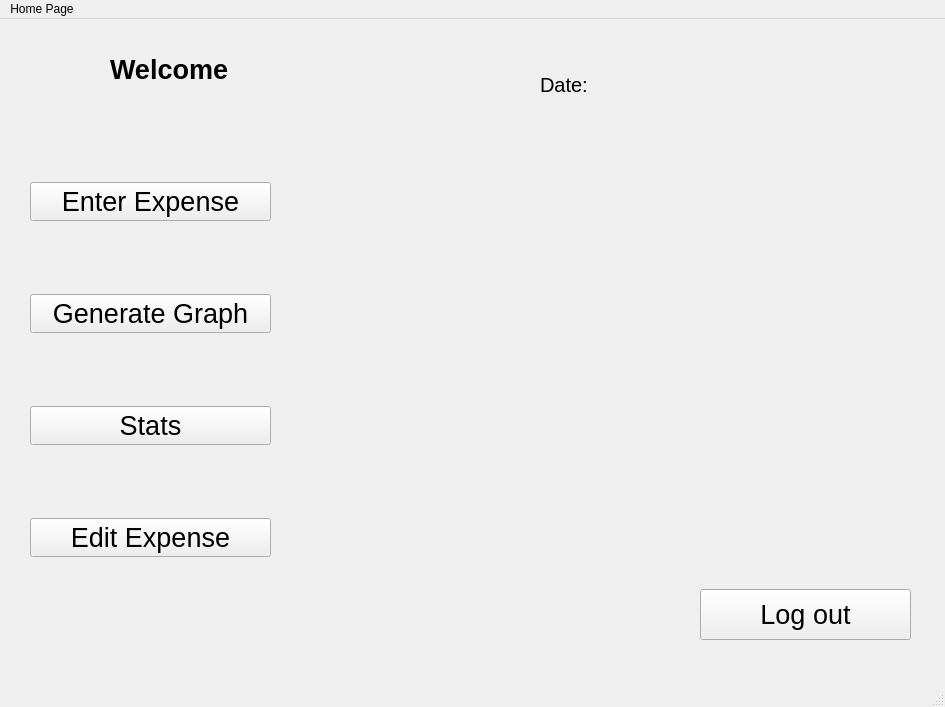
Before: the Qt Designer form mind_your_money/Mind_Your_Money/mainwindow.ui in pukaradhikari1/EndSemProject-1, drawn with Qt 5.
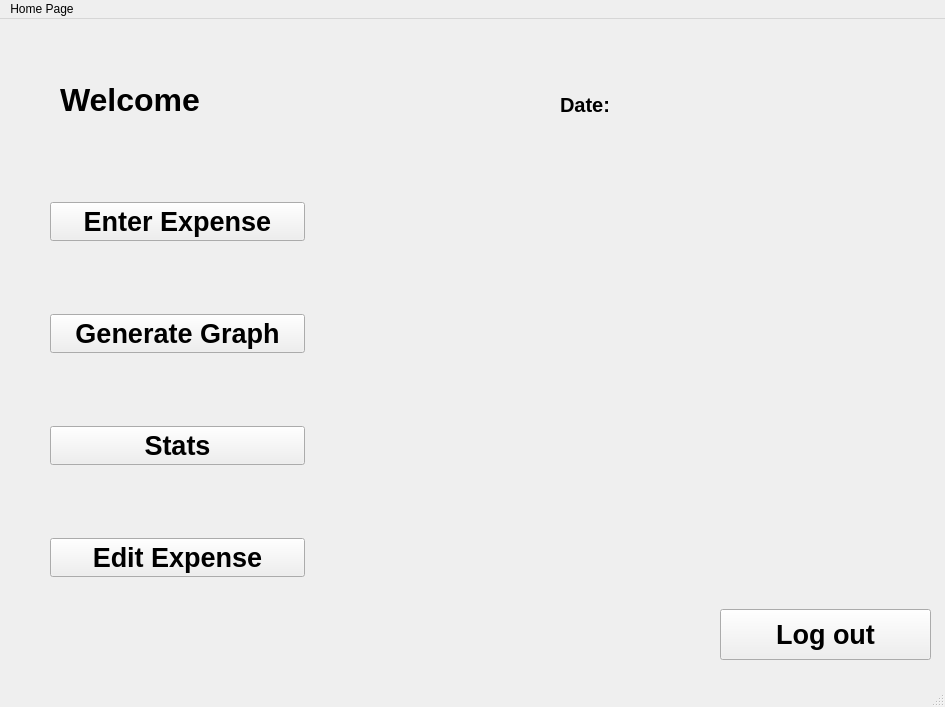
After: the same form once the commit is applied.

```diff
--- a/mind_your_money/Mind_Your_Money/mainwindow.ui
+++ b/mind_your_money/Mind_Your_Money/mainwindow.ui
@@ -17,8 +17,8 @@
    <widget class="QStackedWidget" name="stackedWidget">
     <property name="geometry">
      <rect>
-      <x>0</x>
-      <y>0</y>
+      <x>20</x>
+      <y>20</y>
       <width>911</width>
       <height>651</height>
      </rect>
@@ -26,6 +26,7 @@
     <property name="font">
      <font>
       <pointsize>20</pointsize>
+      <bold>true</bold>
      </font>
     </property>
     <property name="layoutDirection">
@@ -531,15 +532,15 @@
      <widget class="QLabel" name="label_10">
       <property name="geometry">
        <rect>
-        <x>110</x>
-        <y>-10</y>
-        <width>171</width>
+        <x>40</x>
+        <y>0</y>
+        <width>181</width>
         <height>121</height>
        </rect>
       </property>
       <property name="font">
        <font>
-        <pointsize>20</pointsize>
+        <pointsize>24</pointsize>
         <bold>true</bold>
        </font>
       </property>
@@ -552,7 +553,7 @@
        <rect>
         <x>30</x>
         <y>140</y>
-        <width>241</width>
+        <width>255</width>
         <height>421</height>
        </rect>
       </property>
@@ -562,6 +563,12 @@
        </property>
        <item>
         <widget class="QPushButton" name="btnEnterExpense">
+         <property name="font">
+          <font>
+           <pointsize>20</pointsize>
+           <bold>true</bold>
+          </font>
+         </property>
          <property name="text">
           <string>Enter Expense</string>
          </property>
@@ -569,6 +576,12 @@
        </item>
        <item>
         <widget class="QPushButton" name="btnGraph">
+         <property name="font">
+          <font>
+           <pointsize>20</pointsize>
+           <bold>true</bold>
+          </font>
+         </property>
          <property name="text">
           <string>Generate Graph</string>
          </property>
@@ -576,6 +589,12 @@
        </item>
        <item>
         <widget class="QPushButton" name="btnStats">
+         <property name="font">
+          <font>
+           <pointsize>20</pointsize>
+           <bold>true</bold>
+          </font>
+         </property>
          <property name="text">
           <string>Stats</string>
          </property>
@@ -583,6 +602,12 @@
        </item>
        <item>
         <widget class="QPushButton" name="btnEditExpense">
+         <property name="font">
+          <font>
+           <pointsize>20</pointsize>
+           <bold>true</bold>
+          </font>
+         </property>
          <property name="text">
           <string>Edit Expense</string>
          </property>
@@ -614,6 +639,7 @@
          <property name="font">
           <font>
            <pointsize>15</pointsize>
+           <bold>true</bold>
           </font>
          </property>
          <property name="styleSheet">
@@ -632,6 +658,7 @@
          <property name="font">
           <font>
            <pointsize>16</pointsize>
+           <bold>true</bold>
           </font>
          </property>
          <property name="styleSheet">
@@ -675,6 +702,12 @@
         <height>51</height>
        </rect>
       </property>
+      <property name="font">
+       <font>
+        <pointsize>20</pointsize>
+        <bold>true</bold>
+       </font>
+      </property>
       <property name="text">
        <string>Log out</string>
       </property>
```
Left out of the diff: 163 changed lines with no effect on the pictures.
